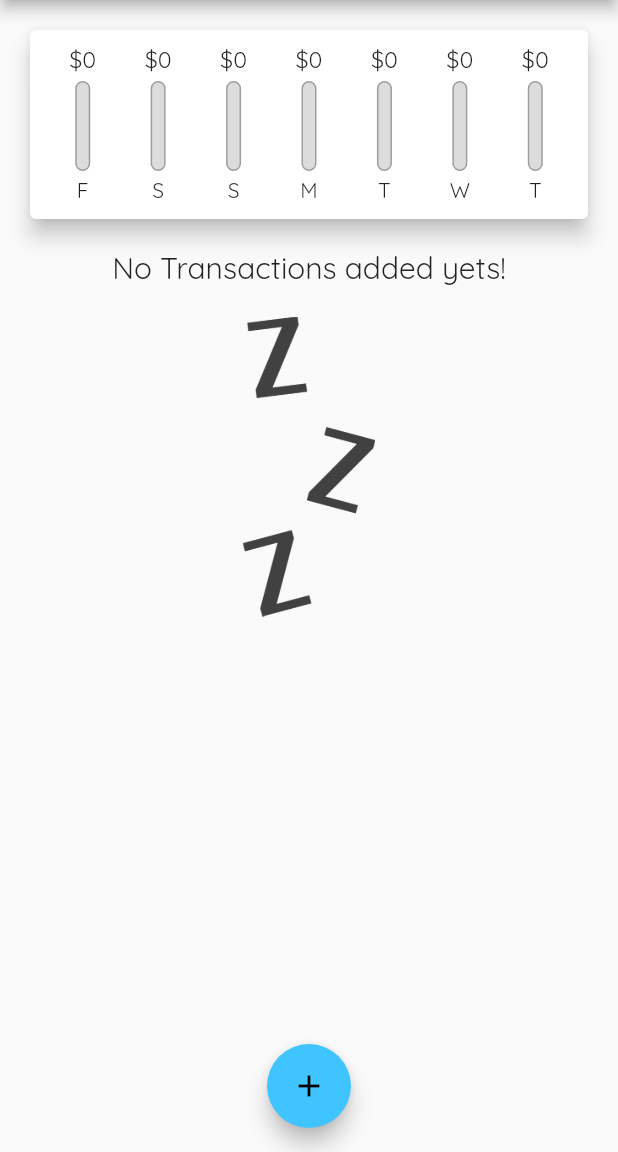
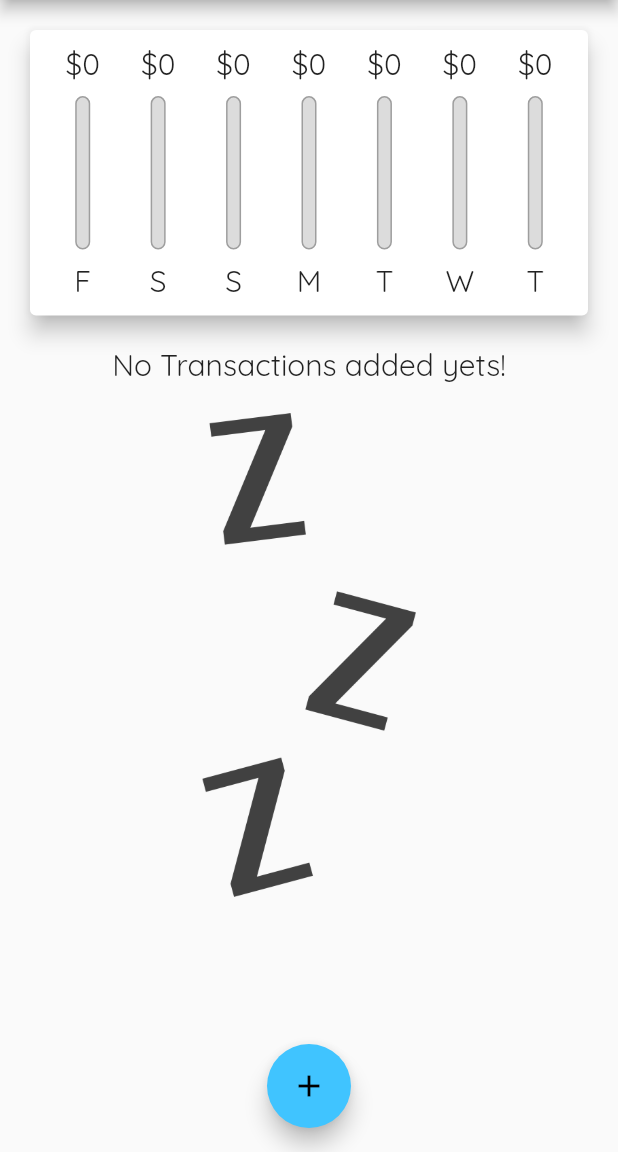
Before and after one commit to mudassir666/personal_expense, a Flutter app: the screen it shows after launch, on a phone screen of 412 x 824 dp, the part 84-1236 px from its top. Run offline on Flutter 3.47's test engine with Material 2 defaults, Android fonts, the phone set to English and light mode, and no system bars.

Commit message:
dev#part6_completed

```diff
--- a/lib/main.dart
+++ b/lib/main.dart
@@ -1,10 +1,16 @@
 import 'package:flutter/material.dart';
+import 'package:flutter/services.dart';
 import 'package:personal_expense/widgets/chart.dart';
 import 'package:personal_expense/widgets/new_transaction.dart';
 import 'package:personal_expense/widgets/transaction_list.dart';
 import 'models/transaction.dart';
 
 void main() {
+  // WidgetsFlutterBinding.ensureInitialized();
+  // SystemChrome.setPreferredOrientations([
+  //   DeviceOrientation.portraitUp,
+  //   DeviceOrientation.portraitDown,
+  // ]);
   runApp(MyApp());
 }
 
@@ -45,6 +51,8 @@ class _MyHomePageState extends State<MyHomePage> {
   ];
 
   // final List<Map> no = [{}, {}];
+
+  bool _showChart = false;
 
   List<Transaction> get _recentTransactions {
     return _userTransactions.where((tx) {
@@ -92,8 +100,9 @@ class _MyHomePageState extends State<MyHomePage> {
 
   @override
   Widget build(BuildContext context) {
-    return Scaffold(
-      appBar: AppBar(
+    final isLandscape =
+        MediaQuery.of(context).orientation == Orientation.landscape;
+    final appBar = AppBar(
       title: Text("PERSONAL EXPENSES"),
       actions: [
         IconButton(
@@ -101,15 +110,57 @@ class _MyHomePageState extends State<MyHomePage> {
           icon: Icon(Icons.add),
         )
       ],
-      ),
+    );
+    final txListWidget = Container(
+      height: (MediaQuery.of(context).size.height -
+              appBar.preferredSize.height -
+              MediaQuery.of(context).padding.top) *
+          0.7,
+      child: TransactionList(_userTransactions, _deleteTransaction),
+    );
+    return Scaffold(
+      appBar: appBar,
       body: SingleChildScrollView(
         child: Column(
           // mainAxisAlignment: MainAxisAlignment.start,
           crossAxisAlignment: CrossAxisAlignment.stretch,
           children: [
-            Chart(_recentTransactions),
+            if (isLandscape)
+              Row(
+                mainAxisAlignment: MainAxisAlignment.center,
+                children: [
+                  Text('Show Chart'),
+                  Switch(
+                    value: _showChart,
+                    onChanged: (val) {
+                      setState(() {
+                        _showChart = val;
+                      });
+                    },
+                  )
+                ],
+              ),
+            if (!isLandscape)
+              Container(
+                height: (MediaQuery.of(context).size.height -
+                        appBar.preferredSize.height -
+                        MediaQuery.of(context).padding.top) *
+                    0.3,
+                child: Chart(_recentTransactions),
+              ),
+            if (!isLandscape) txListWidget,
+            if (isLandscape)
+              _showChart
+                  ? Container(
+                      height: (MediaQuery.of(context).size.height -
+                              appBar.preferredSize.height -
+                              MediaQuery.of(context).padding.top) *
+                          0.7,
+                      child: Chart(_recentTransactions),
+                    )
+                  :
                   // NewTransaction(_addNewTransaction),
-            TransactionList(_userTransactions , _deleteTransaction),
+                  txListWidget
             // view(),
           ],
         ),
--- a/lib/widgets/chart_bar.dart
+++ b/lib/widgets/chart_bar.dart
@@ -9,19 +9,21 @@ class ChartBar extends StatelessWidget {
 
   @override
   Widget build(BuildContext context) {
+    return LayoutBuilder(
+      builder: (ctx, constraints) {
         return Column(
           children: [
             Container(
-         height: 20,
+              height: constraints.maxHeight * 0.15,
               child: FittedBox(
                 child: Text("\$${spendingAmount.toStringAsFixed(0)}"),
               ),
             ),
             SizedBox(
-          height: 4,
+              height: constraints.maxHeight * 0.05,
             ),
             Container(
-          height: 60,
+              height: constraints.maxHeight * 0.6,
               width: 10,
               child: Stack(
                 children: [
@@ -44,10 +46,17 @@ class ChartBar extends StatelessWidget {
               ),
             ),
             SizedBox(
-          height: 4,
+              height: constraints.maxHeight * 0.05,
             ),
-        Text(label),
+            Container(
+              height: constraints.maxHeight * 0.15,
+              child: FittedBox(
+                child: Text(label),
+              ),
+            ),
           ],
+        );
+      },
     );
   }
 }
--- a/lib/widgets/new_transaction.dart
+++ b/lib/widgets/new_transaction.dart
@@ -56,10 +56,16 @@ class _NewTransactionState extends State<NewTransaction> {
 
   @override
   Widget build(BuildContext context) {
-    return Card(
+    return SingleChildScrollView(
+      child: Card(
         elevation: 5,
         child: Container(
-        padding: EdgeInsets.all(10),
+          padding: EdgeInsets.only(
+            top: 10,
+            left: 10,
+            right: 10,
+            bottom: MediaQuery.of(context).viewInsets.bottom + 10,
+          ),
           child: Column(
             crossAxisAlignment: CrossAxisAlignment.end,
             children: [
@@ -112,6 +118,7 @@ class _NewTransactionState extends State<NewTransaction> {
             ],
           ),
         ),
+      ),
     );
   }
 }
--- a/lib/widgets/transaction_list.dart
+++ b/lib/widgets/transaction_list.dart
@@ -1,4 +1,5 @@
 import 'package:flutter/material.dart';
+import 'package:flutter/rendering.dart';
 import 'package:intl/intl.dart';
 import 'package:personal_expense/models/transaction.dart';
 
@@ -8,15 +9,13 @@ class TransactionList extends StatelessWidget {
   final List<Transaction> transactions;
   final Function deleteTransaction;
 
-  TransactionList(this.transactions , this.deleteTransaction);
+  TransactionList(this.transactions, this.deleteTransaction);
 
   @override
   Widget build(BuildContext context) {
-    return Container(
-      //height: 445,
-      height: 530,
-      child: transactions.isEmpty
-          ? Column(
+    return transactions.isEmpty
+        ? LayoutBuilder(builder: (ctx, constraints) {
+            return Column(
               children: [
                 Text(
                   "No Transactions added yets!",
@@ -26,17 +25,21 @@ class TransactionList extends StatelessWidget {
                   height: 20,
                 ),
                 Container(
-                    height: 200,
+                    height: constraints.maxHeight * 0.6,
                     child: Image.asset(
                       "assets/images/waiting.png",
                       fit: BoxFit.cover,
                     ))
               ],
-            )
+            );
+          })
         : ListView.builder(
             itemBuilder: (context, index) {
               return Card(
-                  margin: EdgeInsets.symmetric(vertical: 8, horizontal: 5),
+                margin: EdgeInsets.symmetric(
+                  vertical: 8,
+                  horizontal: 5,
+                ),
                 elevation: 5,
                 child: ListTile(
                   leading: CircleAvatar(
@@ -58,7 +61,8 @@ class TransactionList extends StatelessWidget {
                     DateFormat.yMMMMd().format(transactions[index].date),
                   ),
                   trailing: IconButton(
-                        onPressed: () => deleteTransaction(transactions[index].id),
+                      onPressed: () =>
+                          deleteTransaction(transactions[index].id),
                       icon: Icon(Icons.delete),
                       color: Theme.of(context).primaryColorDark),
                 ),
@@ -112,7 +116,6 @@ class TransactionList extends StatelessWidget {
             //     ),
             //   );
             // }).toList(),
-            ),
           );
   }
 }
```
Lines whose indentation alone changed are shown as unchanged.
